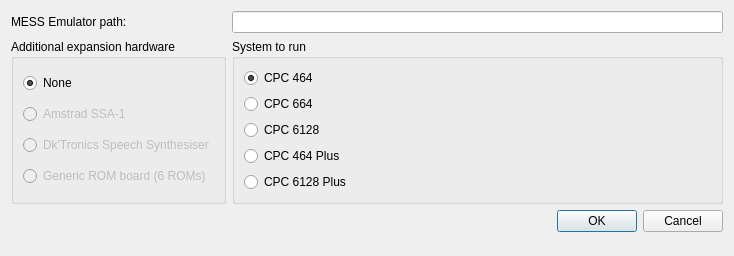
This is res/ide_emuprop.ui in mahlemiut/cpcbuilder as Qt 5 draws it before an edit. The edited form follows.
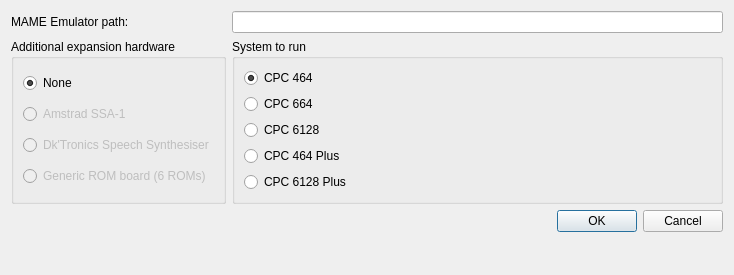
This is the edited form.

Commit message: added an emulator setup dialog, to be used for a yet to be implemented project test

The edit to the form file:
```diff
--- a/res/ide_emuprop.ui
+++ b/res/ide_emuprop.ui
@@ -7,7 +7,7 @@
     <x>0</x>
     <y>0</y>
     <width>734</width>
-    <height>256</height>
+    <height>275</height>
    </rect>
   </property>
   <property name="windowTitle">
@@ -20,7 +20,7 @@
    <item row="2" column="0">
     <widget class="QLabel" name="label">
      <property name="text">
-      <string>MESS Emulator path:</string>
+      <string>MAME Emulator path:</string>
      </property>
     </widget>
    </item>
```
The commit also changes 5 other files.
